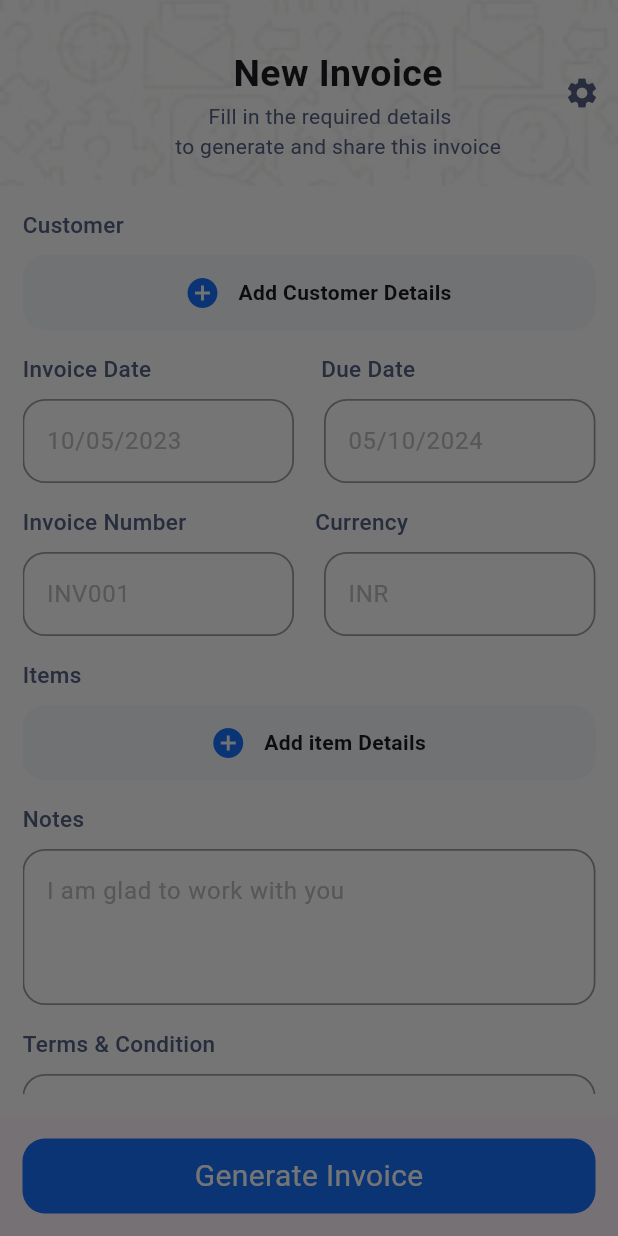
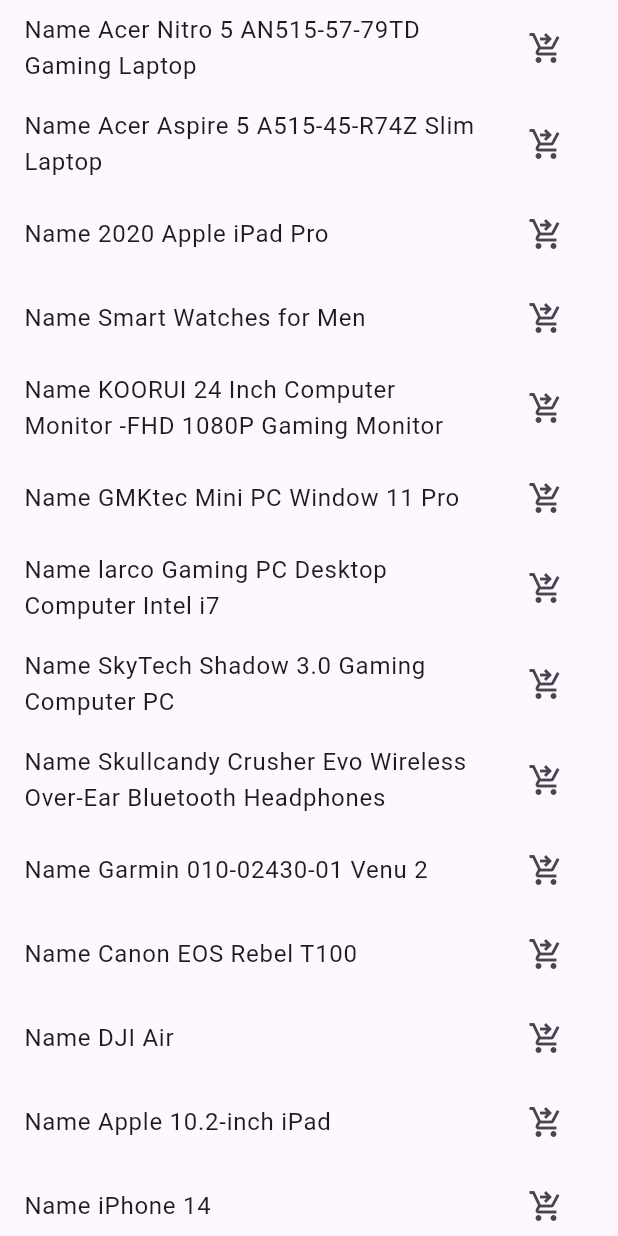
Before and after one commit to Avesh6754/invoice_app, a Flutter app: the CustomerPage screen opened by its route, after a tap on "Add item Details", on a phone screen of 412 x 824 dp. Run offline on Flutter 3.47's test engine with Material 3 defaults, Android fonts, the phone set to English and light mode, and no system bars.

Commit message:
6-9-2024

```diff
--- a/lib/screens/Cutomer_Page/customer_Page.dart
+++ b/lib/screens/Cutomer_Page/customer_Page.dart
@@ -4,6 +4,7 @@
 import 'package:invoice_app/model/product_data.dart';
 import 'package:invoice_app/model/product_list.dart';
 import 'package:invoice_app/screens/Business_Page/component/businessText.dart';
+import 'package:invoice_app/screens/Product_Page/product_page.dart';
 import 'package:invoice_app/utils/color.dart';
 import 'package:invoice_app/utils/global.dart';
 
@@ -42,8 +43,8 @@
               mainAxisAlignment: MainAxisAlignment.center,
               children: [
                 Spacer(),
-                SingleChildScrollView(
-                  child: const Column(
+                const SingleChildScrollView(
+                  child: Column(
                     mainAxisAlignment: MainAxisAlignment.center,
                     children: [
                       SizedBox(
@@ -229,41 +230,7 @@
                         ),
                         GestureDetector(
                           onTap: () {
-                            setState(() {
-                              showModalBottomSheet(
-                                  isScrollControlled: true,
-                                  backgroundColor: Colors.red,
-                                  context: context,
-                                  builder: (BuildContext context) {
-                                    return SizedBox(
-                                      child: Column(
-                                        children: [
-                                          // ListView.builder(
-                                          //   itemBuilder: (context, index) =>
-                                          //       Card(
-                                          //     child: ListTile(
-                                          //       leading: Image.asset(
-                                          //           '${invoiceProduct[index].pro_Image}'),
-                                          //       title: Text(
-                                          //           "Name ${invoiceProduct[index].pro_title}"),
-                                          //       trailing: IconButton(
-                                          //           onPressed: () {
-                                          //             setState(() {
-                                          //               invoicecart.add(
-                                          //                   invoiceProduct[
-                                          //                       index]);
-                                          //             });
-                                          //           },
-                                          //           icon: Icon(Icons
-                                          //               .shopping_cart_checkout)),
-                                          //     ),
-                                          //   ),
-                                          // )
-                                        ],
-                                      ),
-                                    );
-                                  });
-                            });
+                              Navigator.of(context).pushNamed('/pro');
                           },
                           child: Container(
                             height: 50,
--- /dev/null
+++ b/lib/screens/Product_Page/product_page.dart
@@ -0,0 +1,39 @@
+import 'package:flutter/material.dart';
+
+import '../../utils/global.dart';
+class ProductPage extends StatefulWidget {
+  const ProductPage({super.key});
+
+  @override
+  State<ProductPage> createState() => _ProductPageState();
+}
+
+class _ProductPageState extends State<ProductPage> {
+  @override
+  Widget build(BuildContext context) {
+    return  Scaffold(
+      body: SingleChildScrollView(
+        child: Column(
+          children: [
+            ...List.generate(invoiceProduct.length,(index)=>
+                  ListTile(
+                    title: Text(
+                        "Name ${invoiceProduct[index].pro_title}"),
+                    trailing: IconButton(
+                        onPressed: () {
+                          setState(() {
+                            invoicecart.add(
+                                invoiceProduct[
+                                index]);
+                          });
+                        },
+                        icon: Icon(Icons
+                            .shopping_cart_checkout)),
+                  ),
+            )
+          ],
+        ),
+      ),
+    );
+  }
+}
--- a/lib/utils/routes.dart
+++ b/lib/utils/routes.dart
@@ -1,6 +1,7 @@
 import 'package:flutter/material.dart';
 import 'package:invoice_app/screens/Business_Page/businesspage.dart';
 import 'package:invoice_app/screens/Cutomer_Page/customer_Page.dart';
+import 'package:invoice_app/screens/Product_Page/product_page.dart';
 
 
 import '../screens/SplashScreen/slpash_screen.dart';
@@ -9,5 +10,6 @@
   '/':(context)=>SlpashScreen(),
   '/home':(context)=>Businesspage(),
   '/cust':(context)=>CustomerPage(),
+  '/pro':(context)=>ProductPage(),
 
 };
```
